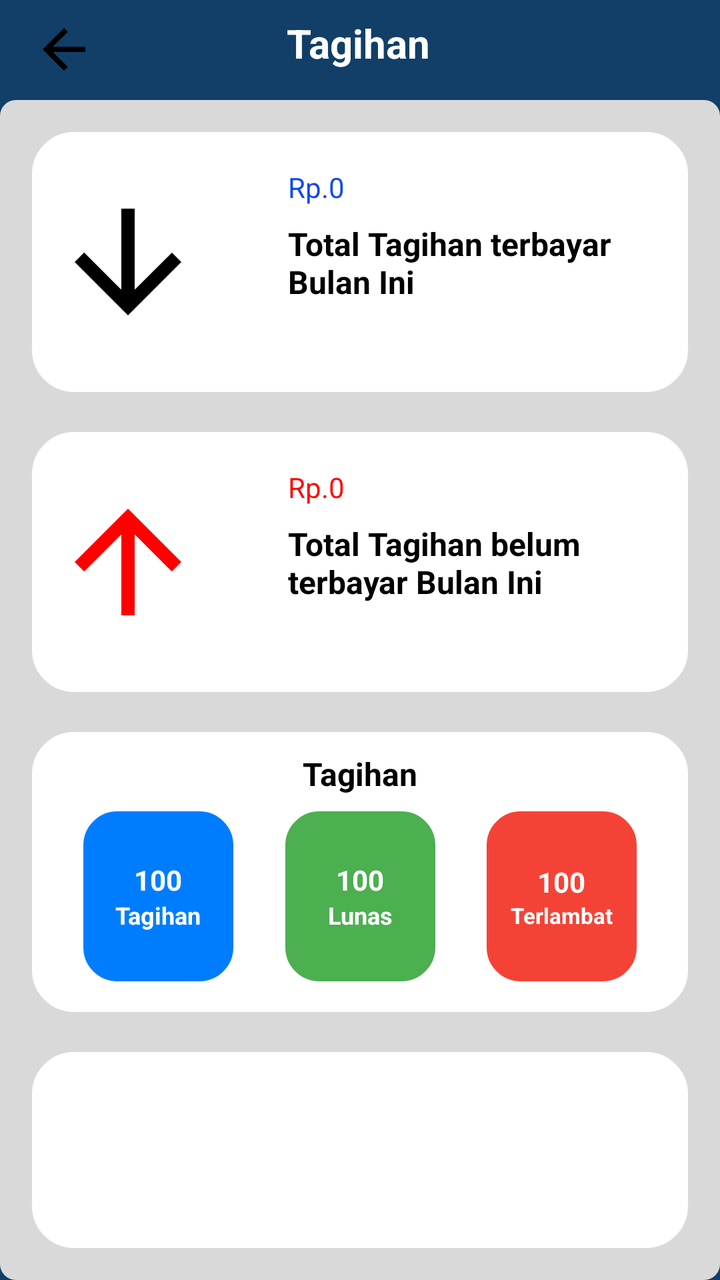
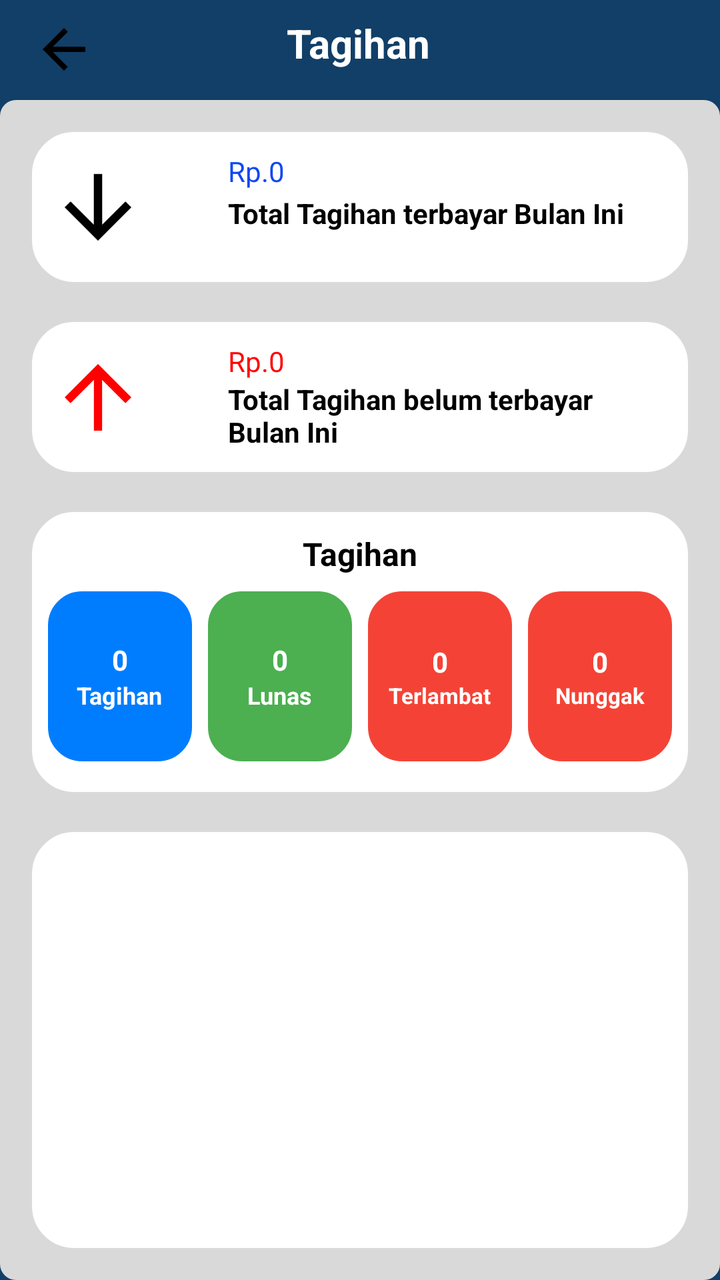

Screens rendered from an Android XML layout before and after an edit, with the pre-edit source and the edit as a unified diff.
<!-- AndroidManifest.xml: application theme Theme.PenagihanWifi -->
<!-- res/layout/activity_menu_pembayaran.xml -->
<?xml version="1.0" encoding="utf-8"?>
<androidx.constraintlayout.widget.ConstraintLayout xmlns:android="http://schemas.android.com/apk/res/android"
    xmlns:app="http://schemas.android.com/apk/res-auto"
    xmlns:tools="http://schemas.android.com/tools"
    android:id="@+id/main"
    android:layout_width="match_parent"
    android:layout_height="match_parent"
    tools:context=".pembayaran.MenuPembayaranActivity"
    android:background="#113F67">

    <ImageView
        android:id="@+id/backtolist"
        android:layout_width="32dp"
        android:layout_height="33dp"
        android:layout_marginStart="16dp"
        android:layout_marginTop="8dp"
        app:layout_constraintStart_toStartOf="parent"
        app:layout_constraintTop_toTopOf="parent"
        app:srcCompat="@drawable/baseline_arrow_back_24" />

    <TextView
        android:id="@+id/textView7"
        android:layout_width="wrap_content"
        android:layout_height="wrap_content"
        android:layout_marginTop="8dp"
        android:text="Tagihan"
        android:textColor="#FFFFFF"
        android:textSize="20sp"
        android:textStyle="bold"
        app:layout_constraintEnd_toEndOf="parent"
        app:layout_constraintHorizontal_bias="0.497"
        app:layout_constraintStart_toStartOf="parent"
        app:layout_constraintTop_toTopOf="parent" />

    <LinearLayout
        android:layout_width="match_parent"
        android:layout_height="match_parent"
        android:layout_marginTop="50dp"
        android:background="@drawable/cr8bd9d9d9"
        android:orientation="vertical"
        android:padding="16dp"
        android:visibility="visible"
        app:layout_constraintEnd_toEndOf="parent"
        app:layout_constraintHorizontal_bias="0.0"
        app:layout_constraintStart_toStartOf="parent"
        app:layout_constraintTop_toTopOf="parent">

        <androidx.constraintlayout.widget.ConstraintLayout
            android:layout_width="match_parent"
            android:layout_height="130dp"
            android:background="@drawable/circular_overlay2">

            <TextView
                android:layout_width="200dp"
                android:layout_height="wrap_content"
                android:layout_marginStart="40dp"
                android:layout_marginTop="8dp"
                android:text="Total Tagihan terbayar Bulan Ini"
                android:textColor="#000000"
                android:textSize="16sp"
                android:textStyle="bold"
                app:layout_constraintStart_toEndOf="@+id/imageView9"
                app:layout_constraintTop_toBottomOf="@+id/pemasukan" />

            <TextView
                android:id="@+id/pemasukan"
                android:layout_width="200dp"
                android:layout_height="wrap_content"
                android:layout_marginStart="40dp"
                android:layout_marginTop="8dp"
                android:text="Rp.0"
                android:textColor="#1048F2"
                app:layout_constraintStart_toEndOf="@+id/imageView9"
                app:layout_constraintTop_toTopOf="parent" />

            <ImageView
                android:id="@+id/imageView9"
                android:layout_width="80dp"
                android:layout_height="80dp"
                android:layout_marginStart="8dp"
                app:layout_constraintBottom_toBottomOf="parent"
                app:layout_constraintStart_toStartOf="parent"
                app:layout_constraintTop_toTopOf="parent"
                app:srcCompat="@drawable/baseline_arrow_downward_24" />

        </androidx.constraintlayout.widget.ConstraintLayout>

        <androidx.constraintlayout.widget.ConstraintLayout
            android:layout_width="match_parent"
            android:layout_height="130dp"
            android:layout_marginTop="20dp"
            android:background="@drawable/circular_overlay2">

            <TextView
                android:layout_width="200dp"
                android:layout_height="wrap_content"
                android:layout_marginStart="40dp"
                android:layout_marginTop="8dp"
                android:text="Total Tagihan belum terbayar Bulan Ini"
                android:textColor="#000000"
                android:textSize="16sp"
                android:textStyle="bold"
                app:layout_constraintStart_toEndOf="@+id/imageView7"
                app:layout_constraintTop_toBottomOf="@+id/pengeluaran" />

            <TextView
                android:id="@+id/pengeluaran"
                android:layout_width="200dp"
                android:layout_height="wrap_content"
                android:layout_marginStart="40dp"
                android:layout_marginTop="8dp"
                android:text="Rp.0"
                android:textColor="#FF0404"
                app:layout_constraintStart_toEndOf="@+id/imageView7"
                app:layout_constraintTop_toTopOf="parent" />

            <ImageView
                android:id="@+id/imageView7"
                android:layout_width="80dp"
                android:layout_height="80dp"
                android:layout_marginStart="8dp"
                android:layout_marginTop="8dp"
                android:layout_marginBottom="8dp"
                app:layout_constraintBottom_toBottomOf="parent"
                app:layout_constraintStart_toStartOf="parent"
                app:layout_constraintTop_toTopOf="parent"
                app:srcCompat="@drawable/baseline_arrow_upward_24" />


        </androidx.constraintlayout.widget.ConstraintLayout>

        <androidx.constraintlayout.widget.ConstraintLayout
            android:layout_width="match_parent"
            android:layout_height="140dp"
            android:layout_marginTop="20dp"
            android:background="@drawable/circular_overlay2">

            
            <TextView
                android:id="@+id/textView69"
                android:layout_width="wrap_content"
                android:layout_height="wrap_content"
                android:text="Tagihan"
                android:textColor="#000000"
                android:textSize="16sp"
                android:textStyle="bold"
                app:layout_constraintEnd_toEndOf="parent"
                app:layout_constraintStart_toStartOf="parent"
                app:layout_constraintTop_toTopOf="parent" />

            
            <androidx.constraintlayout.widget.ConstraintLayout
                android:id="@+id/menuContainer"
                android:layout_width="match_parent"
                android:layout_height="wrap_content"
                android:layout_marginTop="8dp"
                app:layout_constraintEnd_toEndOf="parent"
                app:layout_constraintStart_toStartOf="parent"
                app:layout_constraintTop_toBottomOf="@id/textView69">

                
                <FrameLayout
                    android:id="@+id/menu1"
                    android:layout_width="75dp"
                    android:layout_height="85dp"
                    app:layout_constraintEnd_toStartOf="@id/menu2"
                    app:layout_constraintHorizontal_chainStyle="spread"
                    app:layout_constraintStart_toStartOf="parent"
                    app:layout_constraintTop_toTopOf="parent">

                    <LinearLayout
                        android:id="@+id/ping"
                        android:layout_width="match_parent"
                        android:layout_height="match_parent"
                        android:background="@drawable/curved_border"
                        android:clickable="true"
                        android:gravity="center"
                        android:orientation="vertical">

                        <TextView
                            android:layout_width="match_parent"
                            android:layout_height="wrap_content"
                            android:text="100"
                            android:textAlignment="center"
                            android:textColor="#FFFFFF"
                            android:textStyle="bold" />

                        <TextView
                            android:layout_width="wrap_content"
                            android:layout_height="wrap_content"
                            android:text="Tagihan"
                            android:textColor="@color/white"
                            android:textSize="12sp"
                            android:textStyle="bold" />
                    </LinearLayout>
                </FrameLayout>

                
                <FrameLayout
                    android:id="@+id/menu2"
                    android:layout_width="75dp"
                    android:layout_height="85dp"
                    app:layout_constraintEnd_toStartOf="@id/menu3"
                    app:layout_constraintStart_toEndOf="@id/menu1"
                    app:layout_constraintTop_toTopOf="parent">

                    <LinearLayout
                        android:id="@+id/traceroute"
                        android:layout_width="match_parent"
                        android:layout_height="match_parent"
                        android:background="@drawable/lunas_border"
                        android:clickable="true"
                        android:gravity="center"
                        android:orientation="vertical">

                        <TextView
                            android:layout_width="match_parent"
                            android:layout_height="wrap_content"
                            android:text="100"
                            android:textAlignment="center"
                            android:textColor="#FFFFFF"
                            android:textStyle="bold" />

                        <TextView
                            android:layout_width="wrap_content"
                            android:layout_height="wrap_content"
                            android:text="Lunas"
                            android:textColor="@color/white"
                            android:textSize="12sp"
                            android:textStyle="bold" />
                    </LinearLayout>
                </FrameLayout>

                
                <FrameLayout
                    android:id="@+id/menu3"
                    android:layout_width="75dp"
                    android:layout_height="85dp"
                    app:layout_constraintEnd_toEndOf="parent"
                    app:layout_constraintStart_toEndOf="@id/menu2"
                    app:layout_constraintTop_toTopOf="parent">

                    <LinearLayout
                        android:id="@+id/ACS"
                        android:layout_width="match_parent"
                        android:layout_height="match_parent"
                        android:background="@drawable/telat_border"
                        android:clickable="true"
                        android:gravity="center"
                        android:orientation="vertical">

                        <TextView
                            android:layout_width="match_parent"
                            android:layout_height="wrap_content"
                            android:text="100"
                            android:textAlignment="center"
                            android:textColor="#FFFFFF"
                            android:textStyle="bold" />

                        <TextView
                            android:layout_width="wrap_content"
                            android:layout_height="wrap_content"
                            android:text="Terlambat"
                            android:textColor="@color/white"
                            android:textSize="11sp"
                            android:textStyle="bold" />
                    </LinearLayout>
                </FrameLayout>

            </androidx.constraintlayout.widget.ConstraintLayout>

        </androidx.constraintlayout.widget.ConstraintLayout>


        <androidx.constraintlayout.widget.ConstraintLayout
            android:layout_width="match_parent"
            android:layout_height="match_parent"
            android:layout_marginTop="20dp"
            android:background="@drawable/circular_overlay2" />

    </LinearLayout>

</androidx.constraintlayout.widget.ConstraintLayout>
<!-- resources referenced by this layout -->
<resources>
  <color name="white">#FFFFFFFF</color>
  <!-- drawable baseline_arrow_back_24 (drawable) -->
  <vector xmlns:android="http://schemas.android.com/apk/res/android" android:autoMirrored="true" android:height="24dp" android:tint="#000000" android:viewportHeight="24" android:viewportWidth="24" android:width="24dp">
        
      <path android:fillColor="@android:color/white" android:pathData="M20,11H7.83l5.59,-5.59L12,4l-8,8 8,8 1.41,-1.41L7.83,13H20v-2z"/>
      
  </vector>
  <!-- drawable baseline_arrow_downward_24 (drawable) -->
  <vector xmlns:android="http://schemas.android.com/apk/res/android" android:height="24dp" android:tint="#000000" android:viewportHeight="24" android:viewportWidth="24" android:width="24dp">
        
      <path android:fillColor="@android:color/white" android:pathData="M20,12l-1.41,-1.41L13,16.17V4h-2v12.17l-5.58,-5.59L4,12l8,8 8,-8z"/>
      
  </vector>
  <!-- drawable baseline_arrow_upward_24 (drawable) -->
  <vector xmlns:android="http://schemas.android.com/apk/res/android" android:height="24dp" android:tint="#FF0000" android:viewportHeight="24" android:viewportWidth="24" android:width="24dp">
        
      <path android:fillColor="@android:color/white" android:pathData="M4,12l1.41,1.41L11,7.83V20h2V7.83l5.58,5.59L20,12l-8,-8 -8,8z"/>
      
  </vector>
  <!-- drawable circular_overlay2 (drawable) -->
  <?xml version="1.0" encoding="utf-8"?>
  <shape xmlns:android="http://schemas.android.com/apk/res/android">
      <solid android:color="#FFFFFF"/>
      <corners android:radius="20dp"/>
      <padding android:bottom="10dp"
          android:top="10dp"/>
      <stroke
          android:width="2dp"
          android:color="@android:color/white"/>
  </shape>
  <!-- drawable cr8bd9d9d9 (drawable) -->
  <?xml version="1.0" encoding="UTF-8"?>
  <shape
  	xmlns:android="http://schemas.android.com/apk/res/android">
  	<solid
  		android:color="#D9D9D9"
  	/>
  	<corners
  		android:radius="8dp"
  	/>      
  </shape>
  <!-- drawable curved_border (drawable) -->
  <?xml version="1.0" encoding="utf-8"?>
  <shape xmlns:android="http://schemas.android.com/apk/res/android" xmlns:app="http://schemas.android.com/apk/res-auto" xmlns:aapt="http://schemas.android.com/aapt">
      <solid android:color="#007dff"/>
      <corners android:radius="16dp"/>
      <stroke android:width="2dp" android:color="#007dff"/>
      <padding android:left="10dp" android:top="10dp" android:right="10dp" android:bottom="10dp"/>
  </shape>
  <!-- drawable lunas_border (drawable) -->
  <?xml version="1.0" encoding="utf-8"?>
  <shape xmlns:android="http://schemas.android.com/apk/res/android" xmlns:app="http://schemas.android.com/apk/res-auto" xmlns:aapt="http://schemas.android.com/aapt">
      <solid android:color="#4CAF50"/>
      <corners android:radius="16dp"/>
      <stroke android:width="2dp" android:color="#4CAF50"/>
      <padding android:left="10dp" android:top="10dp" android:right="10dp" android:bottom="10dp"/>
  </shape>
  <!-- drawable telat_border (drawable) -->
  <?xml version="1.0" encoding="utf-8"?>
  <shape xmlns:android="http://schemas.android.com/apk/res/android" xmlns:app="http://schemas.android.com/apk/res-auto" xmlns:aapt="http://schemas.android.com/aapt">
      <solid android:color="#F44336"/>
      <corners android:radius="16dp"/>
      <stroke android:width="2dp" android:color="#F44336"/>
      <padding android:left="10dp" android:top="10dp" android:right="10dp" android:bottom="10dp"/>
  </shape>
  <style name="Theme.PenagihanWifi" parent="Base.Theme.PenagihanWifi" />
  <style name="Base.Theme.PenagihanWifi" parent="Theme.Material3.DayNight.NoActionBar">
          
          <item name="android:windowFullscreen">true</item>
          
      </style>
</resources>

<!-- the commit's change to res/layout/activity_menu_pembayaran.xml (unified diff, before → after) -->
@@ -47,17 +47,17 @@
 
         <androidx.constraintlayout.widget.ConstraintLayout
             android:layout_width="match_parent"
-            android:layout_height="130dp"
+            android:layout_height="75dp"
             android:background="@drawable/circular_overlay2">
 
             <TextView
                 android:layout_width="200dp"
                 android:layout_height="wrap_content"
                 android:layout_marginStart="40dp"
-                android:layout_marginTop="8dp"
+                android:layout_marginTop="2dp"
                 android:text="Total Tagihan terbayar Bulan Ini"
                 android:textColor="#000000"
-                android:textSize="16sp"
+                android:textSize="14sp"
                 android:textStyle="bold"
                 app:layout_constraintStart_toEndOf="@+id/imageView9"
                 app:layout_constraintTop_toBottomOf="@+id/pemasukan" />
@@ -67,7 +67,6 @@
                 android:layout_width="200dp"
                 android:layout_height="wrap_content"
                 android:layout_marginStart="40dp"
-                android:layout_marginTop="8dp"
                 android:text="Rp.0"
                 android:textColor="#1048F2"
                 app:layout_constraintStart_toEndOf="@+id/imageView9"
@@ -75,8 +74,8 @@
 
             <ImageView
                 android:id="@+id/imageView9"
-                android:layout_width="80dp"
-                android:layout_height="80dp"
+                android:layout_width="50dp"
+                android:layout_height="50dp"
                 android:layout_marginStart="8dp"
                 app:layout_constraintBottom_toBottomOf="parent"
                 app:layout_constraintStart_toStartOf="parent"
@@ -87,7 +86,7 @@
 
         <androidx.constraintlayout.widget.ConstraintLayout
             android:layout_width="match_parent"
-            android:layout_height="130dp"
+            android:layout_height="75dp"
             android:layout_marginTop="20dp"
             android:background="@drawable/circular_overlay2">
 
@@ -95,20 +94,18 @@
                 android:layout_width="200dp"
                 android:layout_height="wrap_content"
                 android:layout_marginStart="40dp"
-                android:layout_marginTop="8dp"
                 android:text="Total Tagihan belum terbayar Bulan Ini"
                 android:textColor="#000000"
-                android:textSize="16sp"
+                android:textSize="14sp"
                 android:textStyle="bold"
                 app:layout_constraintStart_toEndOf="@+id/imageView7"
-                app:layout_constraintTop_toBottomOf="@+id/pengeluaran" />
-
-            <TextView
-                android:id="@+id/pengeluaran"
+                app:layout_constraintTop_toBottomOf="@+id/telatpemasukan" />
+
+            <TextView
+                android:id="@+id/telatpemasukan"
                 android:layout_width="200dp"
                 android:layout_height="wrap_content"
                 android:layout_marginStart="40dp"
-                android:layout_marginTop="8dp"
                 android:text="Rp.0"
                 android:textColor="#FF0404"
                 app:layout_constraintStart_toEndOf="@+id/imageView7"
@@ -116,8 +113,8 @@
 
             <ImageView
                 android:id="@+id/imageView7"
-                android:layout_width="80dp"
-                android:layout_height="80dp"
+                android:layout_width="50dp"
+                android:layout_height="50dp"
                 android:layout_marginStart="8dp"
                 android:layout_marginTop="8dp"
                 android:layout_marginBottom="8dp"
@@ -154,33 +151,34 @@
                 android:layout_width="match_parent"
                 android:layout_height="wrap_content"
                 android:layout_marginTop="8dp"
-                app:layout_constraintEnd_toEndOf="parent"
+                app:layout_constraintTop_toBottomOf="@id/textView69"
                 app:layout_constraintStart_toStartOf="parent"
-                app:layout_constraintTop_toBottomOf="@id/textView69">
+                app:layout_constraintEnd_toEndOf="parent">
 
                 
                 <FrameLayout
                     android:id="@+id/menu1"
-                    android:layout_width="75dp"
+                    android:layout_width="0dp"
                     android:layout_height="85dp"
+                    android:layout_marginStart="8dp"
+                    android:layout_marginEnd="8dp"
                     app:layout_constraintEnd_toStartOf="@id/menu2"
                     app:layout_constraintHorizontal_chainStyle="spread"
                     app:layout_constraintStart_toStartOf="parent"
                     app:layout_constraintTop_toTopOf="parent">
 
                     <LinearLayout
-                        android:id="@+id/ping"
                         android:layout_width="match_parent"
                         android:layout_height="match_parent"
                         android:background="@drawable/curved_border"
-                        android:clickable="true"
                         android:gravity="center"
                         android:orientation="vertical">
 
                         <TextView
+                            android:id="@+id/tagihan"
                             android:layout_width="match_parent"
                             android:layout_height="wrap_content"
-                            android:text="100"
+                            android:text="0"
                             android:textAlignment="center"
                             android:textColor="#FFFFFF"
                             android:textStyle="bold" />
@@ -198,25 +196,25 @@
                 
                 <FrameLayout
                     android:id="@+id/menu2"
-                    android:layout_width="75dp"
+                    android:layout_width="0dp"
                     android:layout_height="85dp"
+                    android:layout_marginEnd="8dp"
                     app:layout_constraintEnd_toStartOf="@id/menu3"
                     app:layout_constraintStart_toEndOf="@id/menu1"
                     app:layout_constraintTop_toTopOf="parent">
 
                     <LinearLayout
-                        android:id="@+id/traceroute"
                         android:layout_width="match_parent"
                         android:layout_height="match_parent"
                         android:background="@drawable/lunas_border"
-                        android:clickable="true"
                         android:gravity="center"
                         android:orientation="vertical">
 
                         <TextView
+                            android:id="@+id/lunas"
                             android:layout_width="match_parent"
                             android:layout_height="wrap_content"
-                            android:text="100"
+                            android:text="0"
                             android:textAlignment="center"
                             android:textColor="#FFFFFF"
                             android:textStyle="bold" />
@@ -234,25 +232,25 @@
                 
                 <FrameLayout
                     android:id="@+id/menu3"
-                    android:layout_width="75dp"
+                    android:layout_width="0dp"
                     android:layout_height="85dp"
-                    app:layout_constraintEnd_toEndOf="parent"
+                    android:layout_marginEnd="8dp"
+                    app:layout_constraintEnd_toStartOf="@id/menu4"
                     app:layout_constraintStart_toEndOf="@id/menu2"
                     app:layout_constraintTop_toTopOf="parent">
 
                     <LinearLayout
-                        android:id="@+id/ACS"
                         android:layout_width="match_parent"
                         android:layout_height="match_parent"
                         android:background="@drawable/telat_border"
-                        android:clickable="true"
                         android:gravity="center"
                         android:orientation="vertical">
 
                         <TextView
+                            android:id="@+id/telat"
                             android:layout_width="match_parent"
                             android:layout_height="wrap_content"
-                            android:text="100"
+                            android:text="0"
                             android:textAlignment="center"
                             android:textColor="#FFFFFF"
                             android:textStyle="bold" />
@@ -261,6 +259,42 @@
                             android:layout_width="wrap_content"
                             android:layout_height="wrap_content"
                             android:text="Terlambat"
+                            android:textColor="@color/white"
+                            android:textSize="11sp"
+                            android:textStyle="bold" />
+                    </LinearLayout>
+                </FrameLayout>
+
+                
+                <FrameLayout
+                    android:id="@+id/menu4"
+                    android:layout_width="0dp"
+                    android:layout_height="85dp"
+                    android:layout_marginEnd="8dp"
+                    app:layout_constraintEnd_toEndOf="parent"
+                    app:layout_constraintStart_toEndOf="@id/menu3"
+                    app:layout_constraintTop_toTopOf="parent">
+
+                    <LinearLayout
+                        android:layout_width="match_parent"
+                        android:layout_height="match_parent"
+                        android:background="@drawable/telat_border"
+                        android:gravity="center"
+                        android:orientation="vertical">
+
+                        <TextView
+                            android:id="@+id/nunggak"
+                            android:layout_width="match_parent"
+                            android:layout_height="wrap_content"
+                            android:text="0"
+                            android:textAlignment="center"
+                            android:textColor="#FFFFFF"
+                            android:textStyle="bold" />
+
+                        <TextView
+                            android:layout_width="wrap_content"
+                            android:layout_height="wrap_content"
+                            android:text="Nunggak"
                             android:textColor="@color/white"
                             android:textSize="11sp"
                             android:textStyle="bold" />
